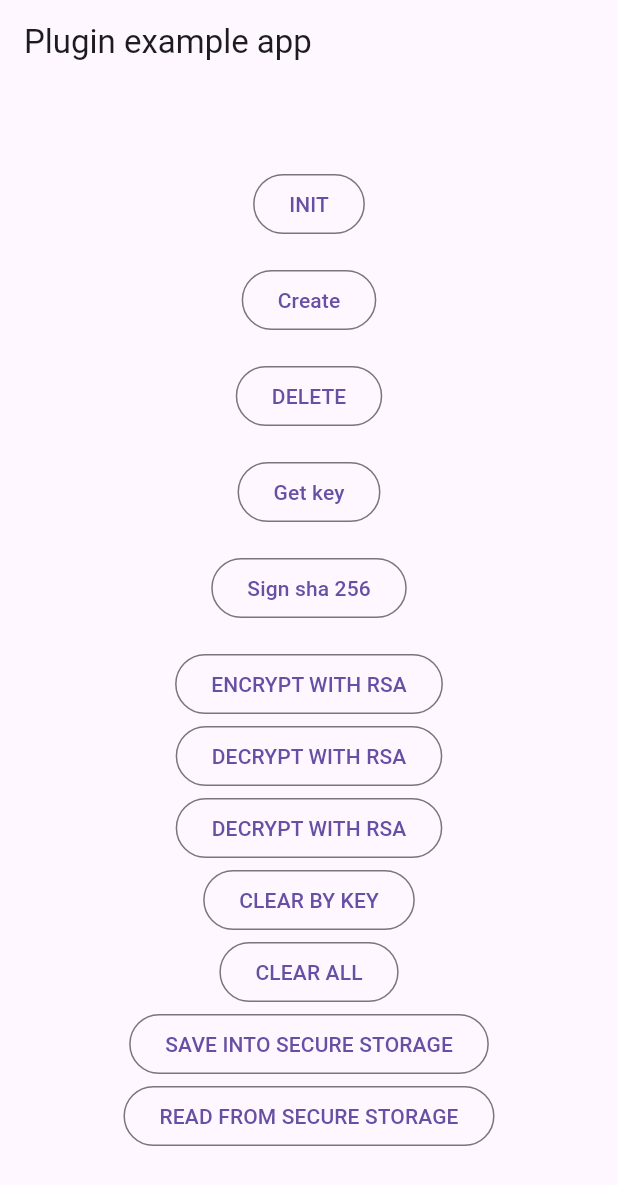
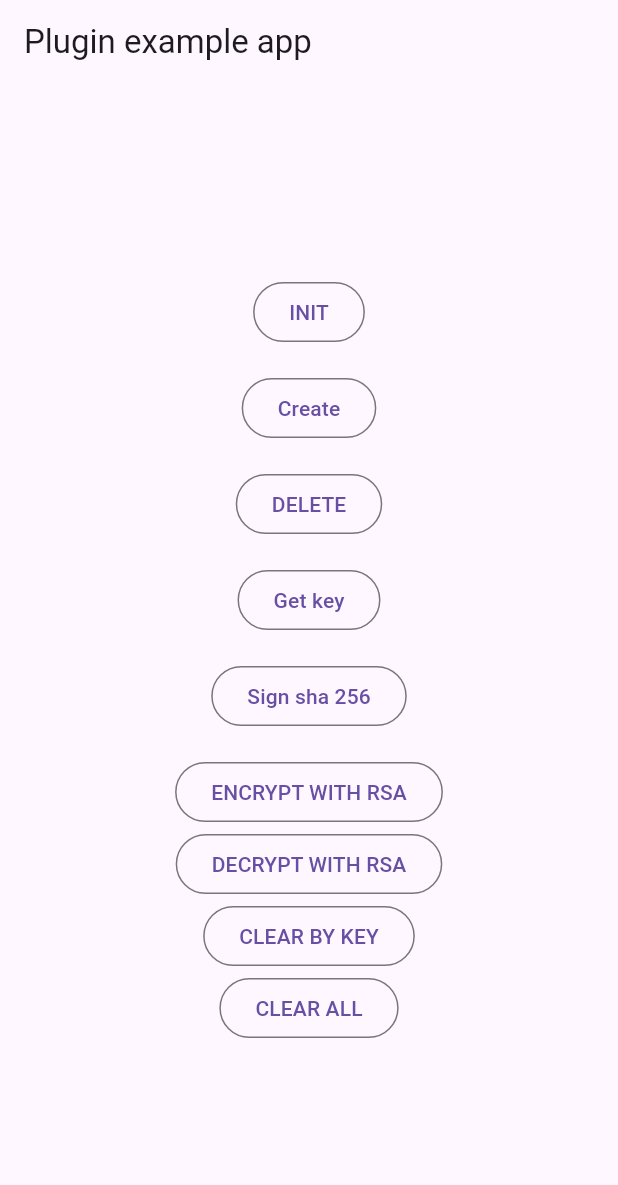
Before and after one commit to Ronnybest/secure_key_AGP_Update, a Flutter app: the screen it shows after launch, on a phone screen of 412 x 824 dp. Shown: the top 1185 px of the screen. Run offline on Flutter 3.47's test engine with Material 3 defaults, Android fonts, the phone set to English and light mode, and no system bars; our stand-ins replace flutter_secure_storage, plugin_platform_interface, shared_preferences.

Commit message:
make read method nullable

```diff
--- a/example/lib/main.dart
+++ b/example/lib/main.dart
@@ -136,20 +136,6 @@ class _MyAppState extends State<MyApp> {
               ),
               OutlinedButton(
                 onPressed: () async {
-                  try {
-                    var now = DateTime.now();
-                    var res = await _secureKeyPlugin.read(key: 'key');
-
-                    print(
-                        'DECRYPT: $res   TIME: ${DateTime.now().difference(now).inMilliseconds}');
-                  } catch (e) {
-                    print('DECRYPT:\n $e');
-                  }
-                },
-                child: const Text('DECRYPT WITH RSA'),
-              ),
-              OutlinedButton(
-                onPressed: () async {
                   await _secureKeyPlugin.clear('key');
                 },
                 child: const Text('CLEAR BY KEY'),
@@ -160,34 +146,34 @@ class _MyAppState extends State<MyApp> {
                 },
                 child: const Text('CLEAR ALL'),
               ),
-              OutlinedButton(
-                onPressed: () async {
-                  try {
-                    var now = DateTime.now();
-                    await storage.write(key: 'key', value: token);
+              // OutlinedButton(
+              //   onPressed: () async {
+              //     try {
+              //       var now = DateTime.now();
+              //       await storage.write(key: 'key', value: token);
 
-                    print(
-                        'SECURE STORAGE TIME: ${DateTime.now().difference(now).inMilliseconds}');
-                  } catch (e) {
-                    print('DECRYPT:\n $e');
-                  }
-                },
-                child: const Text('SAVE INTO SECURE STORAGE'),
-              ),
-              OutlinedButton(
-                onPressed: () async {
-                  try {
-                    var now = DateTime.now();
-                    String? res = await storage.read(key: 'key');
+              //       print(
+              //           'SECURE STORAGE TIME: ${DateTime.now().difference(now).inMilliseconds}');
+              //     } catch (e) {
+              //       print('DECRYPT:\n $e');
+              //     }
+              //   },
+              //   child: const Text('SAVE INTO SECURE STORAGE'),
+              // ),
+              // OutlinedButton(
+              //   onPressed: () async {
+              //     try {
+              //       var now = DateTime.now();
+              //       String? res = await storage.read(key: 'key');
 
-                    print(
-                        'SECURE STORAGE TIME READ: $res   TIME: ${DateTime.now().difference(now).inMilliseconds}');
-                  } catch (e) {
-                    print('DECRYPT:\n $e');
-                  }
-                },
-                child: const Text('READ FROM SECURE STORAGE'),
-              ),
+              //       print(
+              //           'SECURE STORAGE TIME READ: $res   TIME: ${DateTime.now().difference(now).inMilliseconds}');
+              //     } catch (e) {
+              //       print('DECRYPT:\n $e');
+              //     }
+              //   },
+              //   child: const Text('READ FROM SECURE STORAGE'),
+              // ),
             ],
           ),
         ),
--- a/lib/secure_key_worker.dart
+++ b/lib/secure_key_worker.dart
@@ -92,7 +92,7 @@ class SecureKey {
     prefs.setString(key, encryptedData ?? '');
   }
 
-  Future<String> read({required String key}) async {
+  Future<String?> read({required String key}) async {
     String? res = prefs.getString(key);
     return await _decryptWithRsa(res ?? '') ?? '';
   }
```
